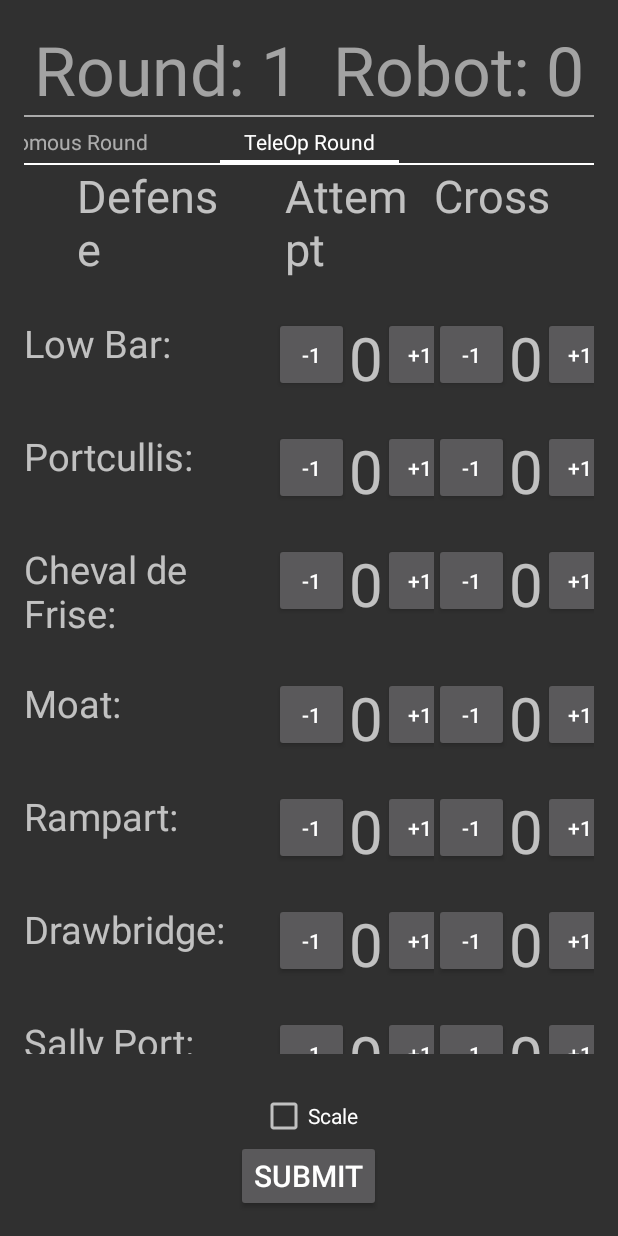
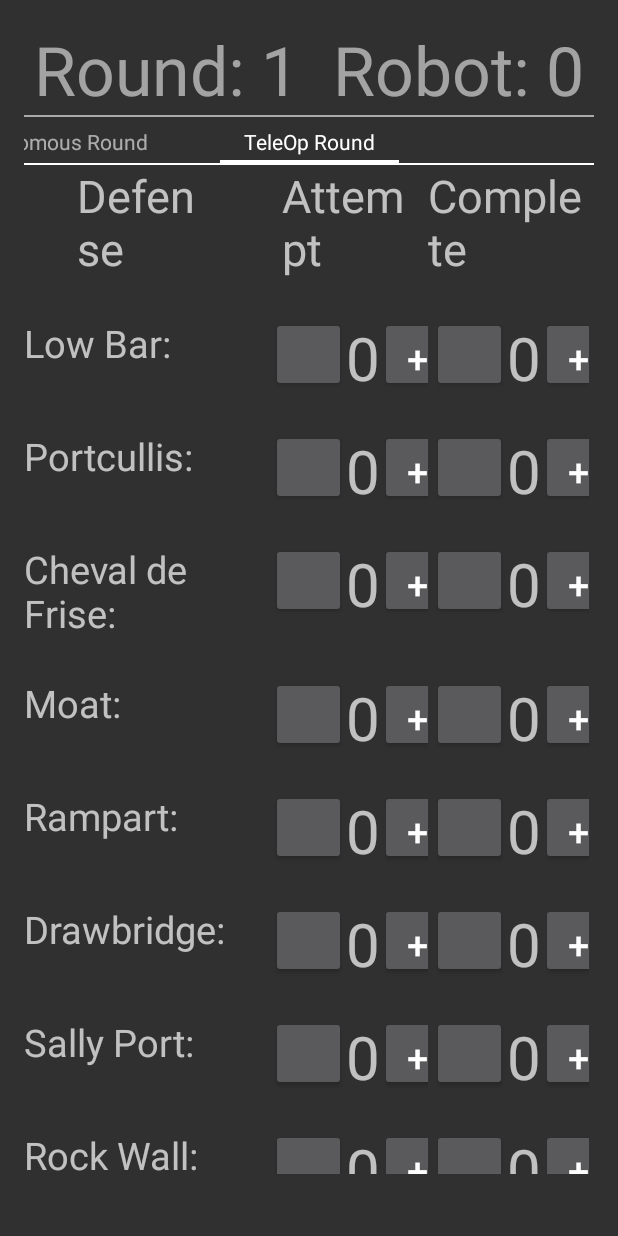
Before and after one commit to LakeEffectRobotics/LakeEffectScoutingApp, an Android app: the screen it shows after launch (MainActivity), after a tap on "TeleOp Round", on a phone screen of 412 x 824 dp. Run offline under Robolectric (Android 15) with nearby library versions, the phone set to English and light mode, and no system bars; plain views replace PercentRelativeLayout.

Commit message:
Work on re-arranging

```diff
--- a/app/build.gradle
+++ b/app/build.gradle
@@ -21,7 +21,8 @@ android {
 
 dependencies {
     compile fileTree(dir: 'libs', include: ['*.jar'])
+    compile 'com.android.support:appcompat-v7:23.4.0'
+    compile 'com.android.support:percent:23.4.0'
+    compile 'com.android.support:support-v4:23.4.0'
     testCompile 'junit:junit:4.12'
-    compile 'com.android.support:appcompat-v7:23.4.0'
-    compile 'com.android.support:percent:23.1.1'
 }
--- a/app/src/main/java/ca/lakeeffect/scoutingapp/Counter.java
+++ b/app/src/main/java/ca/lakeeffect/scoutingapp/Counter.java
@@ -41,6 +41,9 @@ public class Counter extends LinearLayout implements View.OnClickListener{
             count++;
         }else{
             count--;
+            if(count < 0){
+                count = 0;
+            }
         }
         counterText.setText(count+"");
     }
--- a/app/src/main/java/ca/lakeeffect/scoutingapp/MainActivity.java
+++ b/app/src/main/java/ca/lakeeffect/scoutingapp/MainActivity.java
@@ -37,7 +37,7 @@ public class MainActivity extends AppCompatActivity implements View.OnClickListe
     List<Button> buttons = new ArrayList<>();
     List<SeekBar> seekbars = new ArrayList<>();
 
-    Button submit;
+//    Button submit;
 
     TextView timer;
     TextView robotNumText;//robotnum and round
@@ -72,16 +72,16 @@ public class MainActivity extends AppCompatActivity implements View.OnClickListe
 
         //add onClickListeners
 
-        checkboxes.add((CheckBox) findViewById(R.id.scaleCheckBox));
+//        checkboxes.add((CheckBox) findViewById(R.id.scaleCheckBox));
 
-        submit = (Button) findViewById(R.id.submitButton);
+//        submit = (Button) findViewById(R.id.submitButton);
 
 //        timer = (TextView) findViewById(R.id.timer);
         robotNumText = (TextView) findViewById(R.id.robotNum);
 
         robotNumText.setText("Round: " + round + "  Robot: " + robotNum);
 
-        submit.setOnClickListener(this);
+//        submit.setOnClickListener(this);
 
         //Ask for permissions
         if (Build.VERSION.SDK_INT > Build.VERSION_CODES.LOLLIPOP_MR1) {
@@ -95,9 +95,9 @@ public class MainActivity extends AppCompatActivity implements View.OnClickListe
 
     @Override
     public void onClick(View v) {
-        if(v == submit){
-            saveData();
-        }
+//        if(v == submit){
+//            saveData();
+//        }
     }
 
     public void saveData(){
--- a/app/src/main/res/layout/activity_main.xml
+++ b/app/src/main/res/layout/activity_main.xml
@@ -33,8 +33,8 @@
         android:id="@+id/scrollingview"
         android:layout_width="match_parent"
         android:layout_height="wrap_content"
-        android:layout_below="@+id/view"
-        android:layout_above="@+id/scaleCheckBox">
+        android:layout_below="@+id/view">
+        <!--android:layout_above="@+id/scaleCheckBox">-->
 
         <android.support.v4.view.PagerTabStrip
             android:id="@+id/pager_header"
@@ -46,23 +46,23 @@
 
     </android.support.v4.view.ViewPager>
 
-    <Button
-        android:layout_width="wrap_content"
-        android:layout_height="wrap_content"
-        android:text="Submit"
-        android:id="@+id/submitButton"
-        android:layout_alignParentBottom="true"
-        android:layout_centerHorizontal="true"
-        android:textSize="20dp" />
+    <!--<Button-->
+        <!--android:layout_width="wrap_content"-->
+        <!--android:layout_height="wrap_content"-->
+        <!--android:text="Submit"-->
+        <!--android:id="@+id/submitButton"-->
+        <!--android:layout_alignParentBottom="true"-->
+        <!--android:layout_centerHorizontal="true"-->
+        <!--android:textSize="20dp" />-->
 
-    <CheckBox
-        android:layout_width="wrap_content"
-        android:layout_height="wrap_content"
-        android:text="Scale"
-        android:id="@+id/scaleCheckBox"
-        android:checked="false"
-        android:layout_above="@+id/submitButton"
-        android:layout_centerHorizontal="true" />
+    <!--<CheckBox-->
+        <!--android:layout_width="wrap_content"-->
+        <!--android:layout_height="wrap_content"-->
+        <!--android:text="Scale"-->
+        <!--android:id="@+id/scaleCheckBox"-->
+        <!--android:checked="false"-->
+        <!--android:layout_above="@+id/submitButton"-->
+        <!--android:layout_centerHorizontal="true" />-->
 
 
 
--- a/app/src/main/res/layout/counter.xml
+++ b/app/src/main/res/layout/counter.xml
@@ -7,9 +7,11 @@
     <Button
         android:layout_width="50dp"
         android:layout_height="50dp"
-        android:text="-1"
         android:id="@+id/minusOneButton"
-        android:layout_gravity="center_horizontal" />
+        android:layout_gravity="center_horizontal"
+        tools:text="-"
+        android:textSize="25sp"
+        android:textAlignment="center" />
 
     <TextView
         android:layout_width="wrap_content"
@@ -25,8 +27,10 @@
     <Button
         android:layout_width="50dp"
         android:layout_height="50dp"
-        android:text="+1"
+        android:text="+"
         android:id="@+id/plusOneButton"
-        android:layout_gravity="center_horizontal" />
+        android:layout_gravity="center_horizontal"
+        android:textSize="25sp"
+        android:textAlignment="center" />
 
 </LinearLayout>
--- a/app/src/main/res/layout/teleoppage.xml
+++ b/app/src/main/res/layout/teleoppage.xml
@@ -39,7 +39,7 @@
                 android:layout_gravity="center_horizontal"
                 android:textSize="30dp" />
             <TextView
-                android:text="Cross"
+                android:text="Complete"
                 android:layout_width="wrap_content"
                 android:layout_height="wrap_content"
                 android:layout_alignTop="@+id/tableLayout"
--- a/app/src/main/res/values/strings.xml
+++ b/app/src/main/res/values/strings.xml
@@ -1,3 +1,6 @@
 <resources>
     <string name="app_name">Lake Effect Scouting App</string>
+
+    <!-- TODO: Remove or change this placeholder text -->
+    <string name="hello_blank_fragment">Hello blank fragment</string>
 </resources>
```
Also changed, not shown: app/src/main/java/ca/lakeeffect/scoutingapp/endgamepage.java (added, +22 -0 lines), app/src/main/res/layout/fragment_endgamepage.xml (added, +38 -0 lines).
